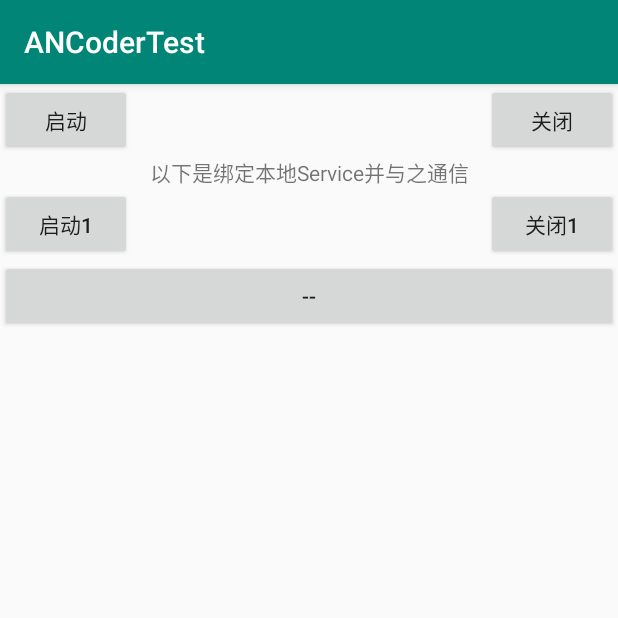
After one commit to meshangqingchen/ANCoderTest, an Android app: the SeverActivity screen opened directly, with no data from a screen before it, on a phone screen of 412 x 824 dp, the top half of it. The commit adds this screen. Run offline under Robolectric (Android 15) with nearby library versions, the phone set to English and light mode, and no system bars.

Commit message:
Service测试

```diff
--- a/app/src/main/java/com/example/ancodertest/MainActivity.java
+++ b/app/src/main/java/com/example/ancodertest/MainActivity.java
@@ -38,6 +38,7 @@ public class MainActivity extends AppCompatActivity implements MainAddapter.Item
         recyclerView = (RecyclerView)findViewById(R.id.home_recycle_view);
         LinearLayoutManager manager = new LinearLayoutManager(this,LinearLayoutManager.VERTICAL,false);
         recyclerView.setLayoutManager(manager);
+
         MainAddapter addapter = new MainAddapter();
         addapter.setOnClick(this);
         recyclerView.setAdapter(addapter);
--- a/app/src/main/java/com/example/ancodertest/MainClassTypeListModel.java
+++ b/app/src/main/java/com/example/ancodertest/MainClassTypeListModel.java
@@ -23,8 +23,10 @@ import com.example.ancodertest.RelativeLayout.RelativeLayoutActivity;
 import com.example.ancodertest.ScrowViewActivityTest.LinkageNestedScrollView;
 import com.example.ancodertest.ScrowViewActivityTest.ScrowViewActivity;
 import com.example.ancodertest.SeekBarTest.SeekBarTestActivity;
+import com.example.ancodertest.SeverTest.SeverActivity;
 import com.example.ancodertest.SimpleListViewTest.SimpleListViewActivity;
 import com.example.ancodertest.StackViewTest.StackViewActivityTest;
+import com.example.ancodertest.TabLayoutTest.TabLayoutTestActivity;
 import com.example.ancodertest.TableLayout.TableLayoutActivity;
 import com.example.ancodertest.Test.TestActivity;
 import com.example.ancodertest.ListActivityTest.listViewActivity;
@@ -69,7 +71,9 @@ public class MainClassTypeListModel {
             new MainClassTypeModel("ScrowViewActivity","ScrowView测试", ScrowViewActivity.class),
             new MainClassTypeModel("LinkageNestedScrollView","嵌套NestedScrollView", LinkageNestedScrollView.class),
             new MainClassTypeModel("ToolBarActivity","ToolBar测试", ToolBarActivity.class),
-            new MainClassTypeModel("AppBarLayoutActivity","AppBarLayout测试", AppBarLayoutActivity.class)
+            new MainClassTypeModel("AppBarLayoutActivity","AppBarLayout测试", AppBarLayoutActivity.class),
+            new MainClassTypeModel("TabLayoutTestActivity","TabLayout测试", TabLayoutTestActivity.class),
+            new MainClassTypeModel("SeverActivity","测试Service", SeverActivity.class)
     );
 
     public List<MainClassTypeModel> getDataList() {
--- /dev/null
+++ b/app/src/main/java/com/example/ancodertest/SeverTest/SeverActivity.java
@@ -0,0 +1,68 @@
+package com.example.ancodertest.SeverTest;
+import com.example.ancodertest.R;
+
+import android.app.Service;
+import android.content.ComponentName;
+import android.content.Intent;
+import android.content.ServiceConnection;
+import android.os.IBinder;
+import android.support.v7.app.AppCompatActivity;
+import android.os.Bundle;
+import android.util.Log;
+import android.view.View;
+import android.widget.Button;
+
+public class SeverActivity extends AppCompatActivity {
+
+    Intent intent;
+    Intent intent1;
+    SecondService.MyBinder binder;
+
+    private ServiceConnection connection = new ServiceConnection() {
+        @Override
+        public void onServiceConnected(ComponentName name, IBinder service) {
+            Log.i("SecondService","onServiceConnected");
+            binder = (SecondService.MyBinder)service;
+        }
+
+        @Override
+        public void onServiceDisconnected(ComponentName name) {
+            Log.i("SecondService","onServiceDisconnected");
+        }
+    };
+
+    @Override
+    protected void onCreate(Bundle savedInstanceState) {
+        super.onCreate(savedInstanceState);
+        setContentView(R.layout.activity_sever);
+        intent = new Intent(this,FirstService.class);
+        intent1 = new Intent(this,SecondService.class);
+
+    }
+
+//    启动指定sever
+    public void qidong(View bt){
+        startService(intent);
+    }
+
+
+//    停止指定sever
+    public void guanbi(View bt){
+        stopService(intent);
+    }
+
+    //    启动指定sever
+    public void qidong1(View bt){
+        bindService(intent1,connection, Service.BIND_AUTO_CREATE);
+    }
+
+
+    //    停止指定sever
+    public void guanbi1(View bt){
+        unbindService(connection);
+    }
+
+    public void getCount(View bt){
+        Log.i("SecondService","getCount"+binder.getCount());
+    }
+}
--- a/app/src/main/java/com/example/ancodertest/TheCustomViewTest/StarView.java
+++ b/app/src/main/java/com/example/ancodertest/TheCustomViewTest/StarView.java
@@ -36,6 +36,7 @@ public class StarView extends View {
     private void init(Context context,AttributeSet attrs){
         setClickable(false);
         TypedArray typedArray = context.obtainStyledAttributes(attrs,R.styleable.StarView);
+
         startSpace = (int) typedArray.getDimension(R.styleable.StarView_startSpace, 0);
         startSize = (int) typedArray.getDimension(R.styleable.StarView_startSize, 2);
         startCount = typedArray.getInteger(R.styleable.StarView_startCount, 5);
--- /dev/null
+++ b/app/src/main/res/layout/activity_sever.xml
@@ -0,0 +1,49 @@
+<?xml version="1.0" encoding="utf-8"?>
+<android.support.constraint.ConstraintLayout xmlns:android="http://schemas.android.com/apk/res/android"
+    xmlns:app="http://schemas.android.com/apk/res-auto"
+    xmlns:tools="http://schemas.android.com/tools"
+    android:layout_width="match_parent"
+    android:layout_height="match_parent"
+    tools:context=".SeverTest.SeverActivity">
+    <Button
+        android:layout_width="wrap_content"
+        android:layout_height="wrap_content"
+        android:text="启动"
+        android:onClick="qidong"/>
+    <Button
+        android:id="@+id/button1"
+        android:layout_width="wrap_content"
+        android:layout_height="wrap_content"
+        android:text="关闭"
+        android:onClick="guanbi"
+        app:layout_constraintRight_toRightOf="parent"/>
+    <TextView
+        android:id="@+id/text"
+        android:layout_width="match_parent"
+        android:layout_height="wrap_content"
+        android:text="以下是绑定本地Service并与之通信"
+        android:gravity="center"
+        app:layout_constraintTop_toBottomOf="@+id/button1"/>
+    <Button
+        android:id="@+id/button2"
+        android:layout_width="wrap_content"
+        android:layout_height="wrap_content"
+        android:text="启动1"
+        android:onClick="qidong1"
+        app:layout_constraintTop_toBottomOf="@+id/text"/>
+    <Button
+        android:id="@+id/button3"
+        android:layout_width="wrap_content"
+        android:layout_height="wrap_content"
+        android:text="关闭1"
+        android:onClick="guanbi1"
+        app:layout_constraintRight_toRightOf="parent"
+        app:layout_constraintTop_toTopOf="@+id/button2"/>
+
+    <Button
+        android:layout_width="match_parent"
+        android:layout_height="wrap_content"
+        android:text="--"
+        app:layout_constraintTop_toBottomOf="@+id/button3"
+        android:onClick="getCount"/>
+</android.support.constraint.ConstraintLayout>
```
Also changed, not shown: app/src/main/AndroidManifest.xml (+11 -0 lines), app/src/main/java/com/example/ancodertest/SeverTest/FirstService.java (added, +36 -0 lines), app/src/main/java/com/example/ancodertest/SeverTest/SecondService.java (added, +70 -0 lines), app/src/main/java/com/example/ancodertest/TabLayoutTest/TabLayoutTestActivity.java (added, +44 -0 lines), app/src/main/java/com/example/ancodertest/TabLayoutTest/TypeAdapter.java (added, +39 -0 lines), app/src/main/java/com/example/ancodertest/TabLayoutTest/TypeFragment.java (added, +63 -0 lines), app/src/main/java/com/example/ancodertest/TabLayoutTest/TypePageAdapter.java (added, +36 -0 lines), app/src/main/java/com/example/ancodertest/TabLayoutTest/TypeViewHoder.java (added, +22 -0 lines), app/src/main/res/layout/activity_tab_layout_test.xml (added, +37 -0 lines), app/src/main/res/layout/pagerview_content_recyclerview.xml (added, +11 -0 lines), app/src/main/res/layout/pageview_recyclerview_cell.xml (added, +11 -0 lines).
